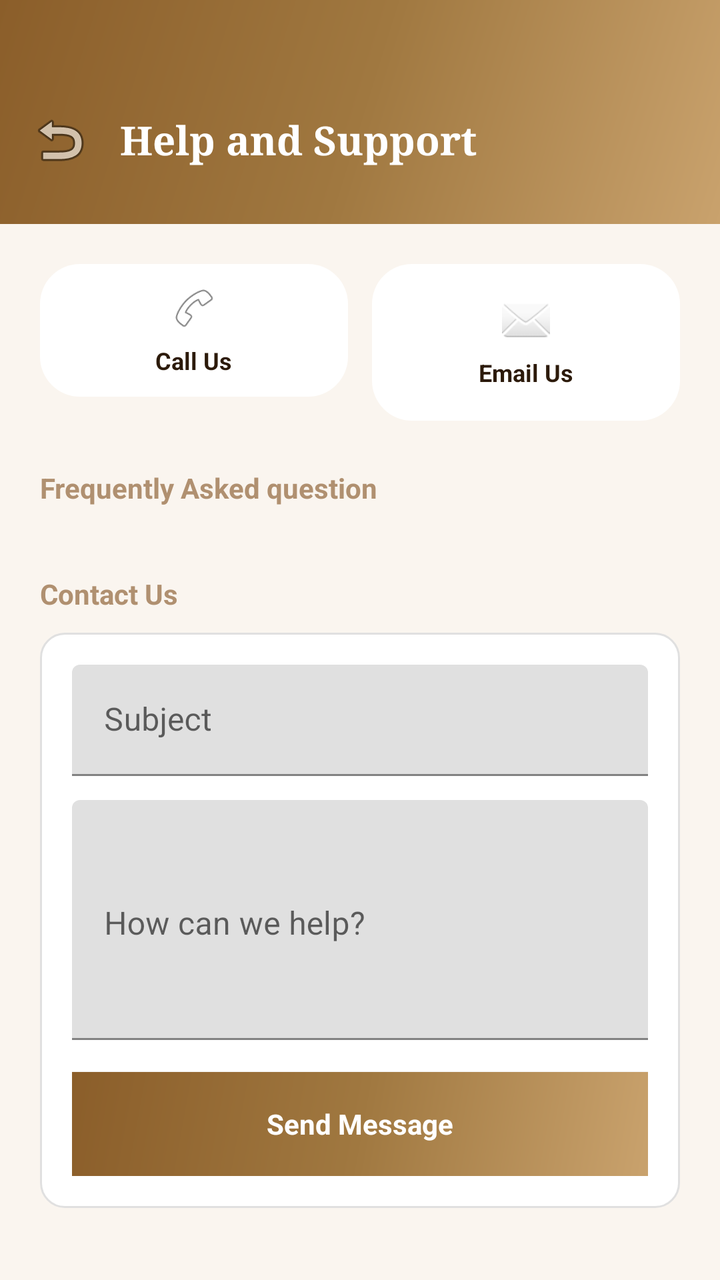
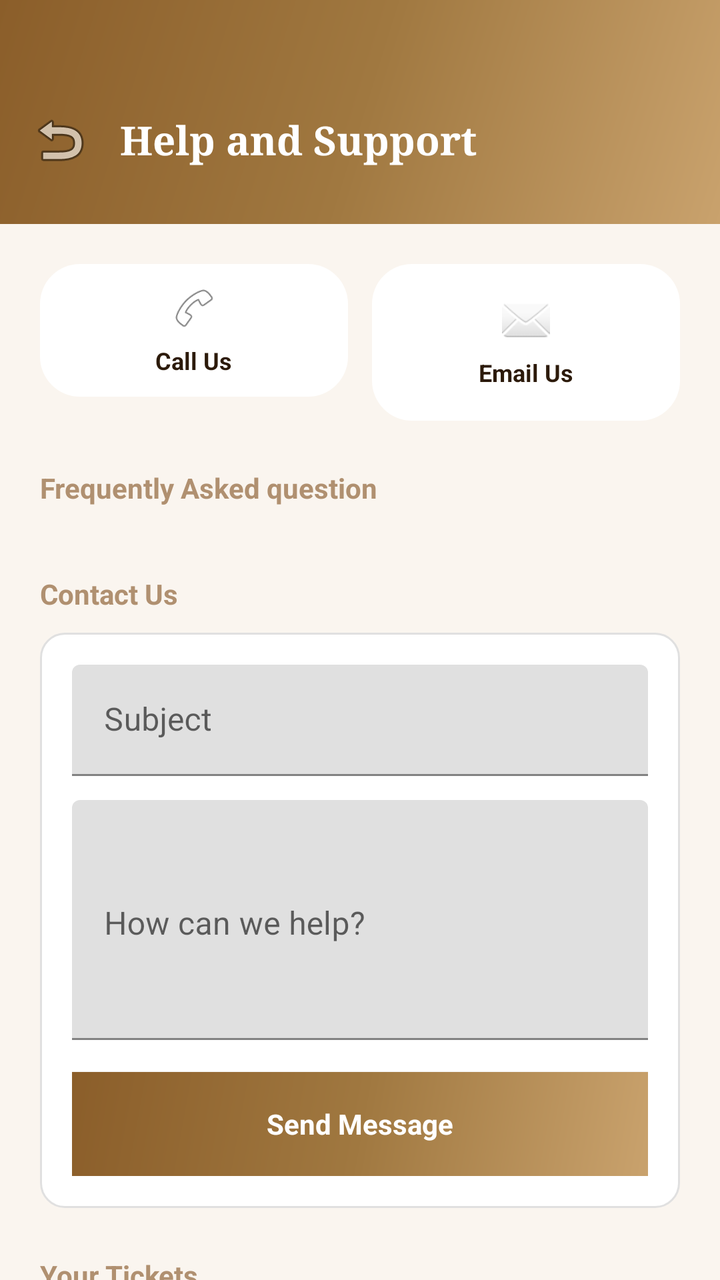

Compare the two renders of this Android layout. The source of the first and the diff that turns it into the second are given below.
<!-- AndroidManifest.xml: application theme Theme.Lumeire -->
<!-- res/layout/activity_help.xml -->
<?xml version="1.0" encoding="utf-8"?>
<androidx.core.widget.NestedScrollView
    xmlns:android="http://schemas.android.com/apk/res/android"
    android:layout_width="match_parent"
    android:layout_height="match_parent"
    android:background="@color/cream_bg"
    android:fillViewport="true"
    >
        <LinearLayout
            android:layout_width="match_parent"
            android:layout_height="wrap_content"
            android:orientation="vertical"
            android:paddingBottom="24dp"
            >
            <LinearLayout
                android:layout_width="match_parent"
                android:layout_height="wrap_content"
                android:background="@drawable/bg_gradient_gold_header"
                android:gravity="center_vertical"
                android:orientation="horizontal"
                android:paddingStart="8dp"
                android:paddingEnd="20dp"
                android:paddingBottom="20dp"
                android:paddingTop="48dp"
                >
                <ImageButton
                    android:layout_width="44dp"
                    android:layout_height="44dp"
                    android:background="?attr/selectableItemBackgroundBorderless"
                    android:src="@android:drawable/ic_menu_revert"
                    android:id="@+id/btn_back"
                    android:contentDescription="@string/back"
                    />
                <TextView
                    android:layout_width="wrap_content"
                    android:layout_height="wrap_content"
                    android:layout_marginStart="8dp"
                    android:fontFamily="serif"
                    android:text="@string/help_support"
                    android:textColor="@color/white"
                    android:textSize="20sp"
                    android:textStyle="bold"
                    />
            </LinearLayout>
            <LinearLayout
                android:layout_width="match_parent"
                android:layout_height="wrap_content"
                android:orientation="vertical"
                android:padding="20dp"
                >
                <LinearLayout
                    android:layout_width="match_parent"
                    android:layout_height="wrap_content"
                    android:orientation="horizontal">
                    <LinearLayout
                        android:layout_width="0dp"
                        android:layout_height="wrap_content"
                        android:id="@+id/btn_call_support"
                        android:layout_weight="1"
                        android:background="@drawable/bg_card_white"
                        android:gravity="center"
                        android:orientation="vertical"
                        android:padding="10dp"
                        >
                        <ImageView
                            android:layout_width="24dp"
                            android:layout_height="24dp"
                            android:src="@android:drawable/ic_menu_call"
                            />
                        <TextView
                            android:layout_width="wrap_content"
                            android:layout_height="wrap_content"
                            android:layout_marginTop="6dp"
                            android:text="@string/call_us"
                            android:textSize="12sp"
                            android:textStyle="bold"
                            android:textColor="@color/text_dark"
                            />
                    </LinearLayout>
                    <LinearLayout
                        android:layout_width="0dp"
                        android:layout_height="wrap_content"
                        android:id="@+id/btn_email_support"
                        android:layout_marginStart="12dp"
                        android:layout_weight="1"
                        android:background="@drawable/bg_card_white"
                        android:gravity="center"
                        android:orientation="vertical"
                        android:padding="16dp"
                        >
                        <ImageView
                            android:layout_width="24dp"
                            android:layout_height="24dp"
                            android:src="@android:drawable/ic_dialog_email"
                            />
                        <TextView
                            android:layout_width="wrap_content"
                            android:layout_height="wrap_content"
                            android:layout_marginTop="6dp"
                            android:text="@string/email_us"
                            android:textColor="@color/text_dark"
                            android:textSize="12sp"
                            android:textStyle="bold"
                            />
                    </LinearLayout>
                </LinearLayout>
                <TextView
                    android:layout_width="wrap_content"
                    android:layout_height="wrap_content"
                    android:layout_marginTop="24dp"
                    android:text="@string/faqs"
                    android:textColor="@color/text_muted"
                    android:textStyle="bold"
                    />
                <androidx.recyclerview.widget.RecyclerView
                    android:layout_width="match_parent"
                    android:layout_height="wrap_content"
                    android:layout_marginTop="10dp"
                    android:background="@drawable/bg_card_white"
                    android:nestedScrollingEnabled="false"
                    android:id="@+id/rv_faqs"/>
                <TextView
                    android:layout_width="wrap_content"
                    android:layout_height="wrap_content"
                    android:text="@string/contact_us"
                    android:layout_marginTop="24dp"
                    android:textColor="@color/text_muted"
                    android:textStyle="bold"
                    />
                <LinearLayout
                    android:layout_width="match_parent"
                    android:layout_height="wrap_content"
                    android:layout_marginTop="10dp"
                    android:background="@drawable/bg_button_white"
                    android:orientation="vertical"
                    android:padding="16dp"
                    >
                    <com.google.android.material.textfield.TextInputLayout
                        android:layout_width="match_parent"
                        android:layout_height="wrap_content">
                        <com.google.android.material.textfield.TextInputEditText
                            android:layout_width="match_parent"
                            android:layout_height="wrap_content"
                            android:id="@+id/et_ticket_subject"
                            android:hint="@string/subject"
                            />
                    </com.google.android.material.textfield.TextInputLayout>
                    <com.google.android.material.textfield.TextInputLayout
                        android:layout_width="match_parent"
                        android:layout_height="wrap_content"
                        android:layout_marginTop="12dp"
                        >
                        <com.google.android.material.textfield.TextInputEditText
                            android:layout_width="match_parent"
                            android:layout_height="120dp"
                            android:id="@+id/et_ticket_message"
                            android:gravity="top|start"
                            android:hint="@string/how_can_we_help"
                            android:inputType="textMultiLine"
                            />
                    </com.google.android.material.textfield.TextInputLayout>
                    <Button
                        android:id="@+id/btn_submit_ticket"
                        android:layout_height="52dp"
                        android:layout_width="match_parent"
                        android:layout_marginTop="16dp"
                        android:background="@drawable/bg_gradient_gold_header"
                        android:text="@string/send_message"
                        android:textAllCaps="false"
                        android:textColor="@color/white"
                        android:textStyle="bold"
                        />
                </LinearLayout>
            </LinearLayout>
        </LinearLayout>
</androidx.core.widget.NestedScrollView>
<!-- resources referenced by this layout -->
<resources>
  <color name="cream_bg">#FAF5EF</color>
  <color name="text_dark">#2C1A0A</color>
  <color name="text_muted">#B09070</color>
  <color name="white">#FFFFFF</color>
  <!-- drawable bg_button_white (drawable) -->
  <?xml version="1.0" encoding="utf-8"?>
  <shape xmlns:android="http://schemas.android.com/apk/res/android"
      android:shape="rectangle">
      <solid android:color="@color/white" />
      <corners android:radius="12dp" />
      <stroke
          android:width="1dp"
          android:color="#E0E0E0" />
  </shape>
  <!-- drawable bg_card_white (drawable) -->
  <?xml version="1.0" encoding="utf-8"?>
  <shape xmlns:android="http://schemas.android.com/apk/res/android"
      android:shape="rectangle">
      <corners android:radius="20dp" />
      <solid android:color="@color/white" />
  </shape>
  <!-- drawable bg_gradient_gold_header (drawable) -->
  <?xml version="1.0" encoding="utf-8"?>
  <shape xmlns:android="http://schemas.android.com/apk/res/android">
      <gradient
          android:type="linear"
          android:angle="135"
          android:startColor="#C9A26D"
          android:centerColor="#A07840"
          android:endColor="#8B5E2A" />
  </shape>
  <string name="back">Back</string>
  <string name="call_us">Call Us</string>
  <string name="contact_us">Contact Us</string>
  <string name="email_us">Email Us</string>
  <string name="faqs">Frequently Asked question</string>
  <string name="help_support">Help and Support</string>
  <string name="how_can_we_help">How can we help?</string>
  <string name="send_message">Send Message</string>
  <string name="subject">Subject</string>
  <style name="Theme.Lumeire" parent="Theme.MaterialComponents.Light.NoActionBar">
          <item name="colorPrimary">@color/gold_light</item>
          <item name="colorPrimaryVariant">@color/gold_dark</item>
          <item name="colorOnPrimary">@color/white</item>
          <item name="colorSecondary">@color/gold_dark</item>
          <item name="colorSecondaryVariant">@color/gold_darker</item>
          <item name="colorOnSecondary">@color/white</item>
          <item name="android:colorBackground">@color/cream_bg</item>
          <item name="android:statusBarColor">@color/gold_dark</item>
          <item name="android:navigationBarColor">@color/white</item>
          <item name="android:windowBackground">@color/cream_bg</item>
          <item name="android:fontFamily">sans-serif</item>
      </style>
  <color name="gold_light">#C9A26D</color>
  <color name="gold_dark">#8B5E2A</color>
  <color name="gold_darker">#5C3010</color>
</resources>

<!-- the commit's change to res/layout/activity_help.xml (unified diff, before → after) -->
@@ -171,6 +171,35 @@
                         android:textStyle="bold"
                         />
                 </LinearLayout>
+                <TextView
+                    android:layout_width="wrap_content"
+                    android:layout_height="wrap_content"
+                    android:layout_marginTop="24dp"
+                    android:text="@string/your_tickets"
+                    android:textColor="@color/text_muted"
+                    android:textStyle="bold"
+                    />
+                <androidx.recyclerview.widget.RecyclerView
+                    android:layout_width="match_parent"
+                    android:layout_height="wrap_content"
+                    android:id="@+id/rv_tickets"
+                    android:layout_marginTop="10dp"
+                    android:background="@drawable/bg_card_white"
+                    android:visibility="gone"
+                    android:nestedScrollingEnabled="false"
+                    />
+                <TextView
+                    android:layout_width="match_parent"
+                    android:layout_height="wrap_content"
+                    android:id="@+id/tv_no_tickets"
+                    android:layout_marginTop="10dp"
+                    android:background="@drawable/bg_card_white"
+                    android:gravity="center"
+                    android:padding="24dp"
+                    android:text="@string/no_tickets"
+                    android:textSize="13sp"
+                    android:visibility="gone"
+                    />
             </LinearLayout>
         </LinearLayout>
 </androidx.core.widget.NestedScrollView>
<!-- resource entries referenced after the edit -->
@@ -38,8 +38,10 @@
   <string name="faqs">Frequently Asked question</string>
   <string name="help_support">Help and Support</string>
   <string name="how_can_we_help">How can we help?</string>
+  <string name="no_tickets">No tickets yet.</string>
   <string name="send_message">Send Message</string>
   <string name="subject">Subject</string>
+  <string name="your_tickets">Your Tickets</string>
   <style name="Theme.Lumeire" parent="Theme.MaterialComponents.Light.NoActionBar">
           <item name="colorPrimary">@color/gold_light</item>
           <item name="colorPrimaryVariant">@color/gold_dark</item>
